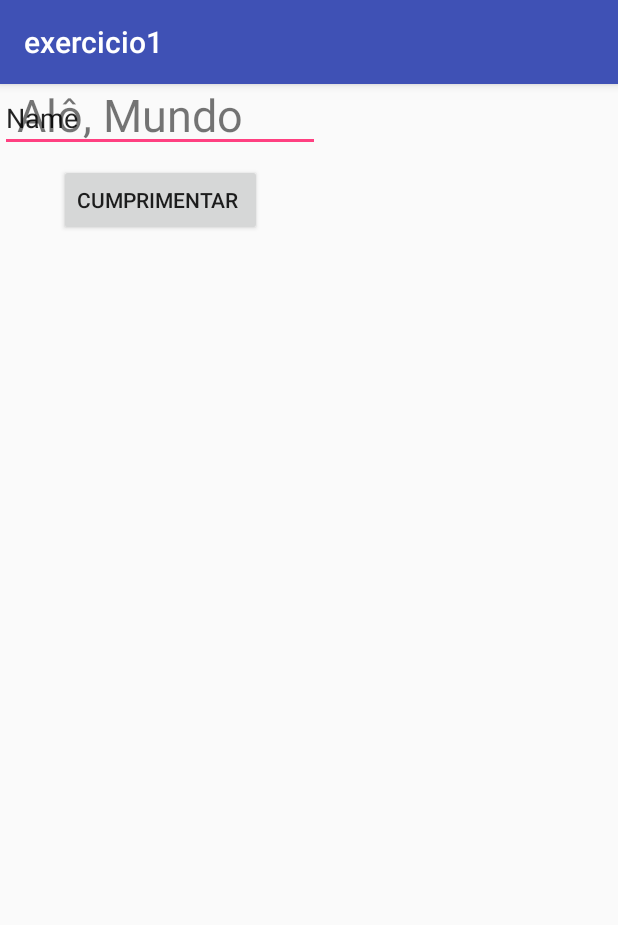
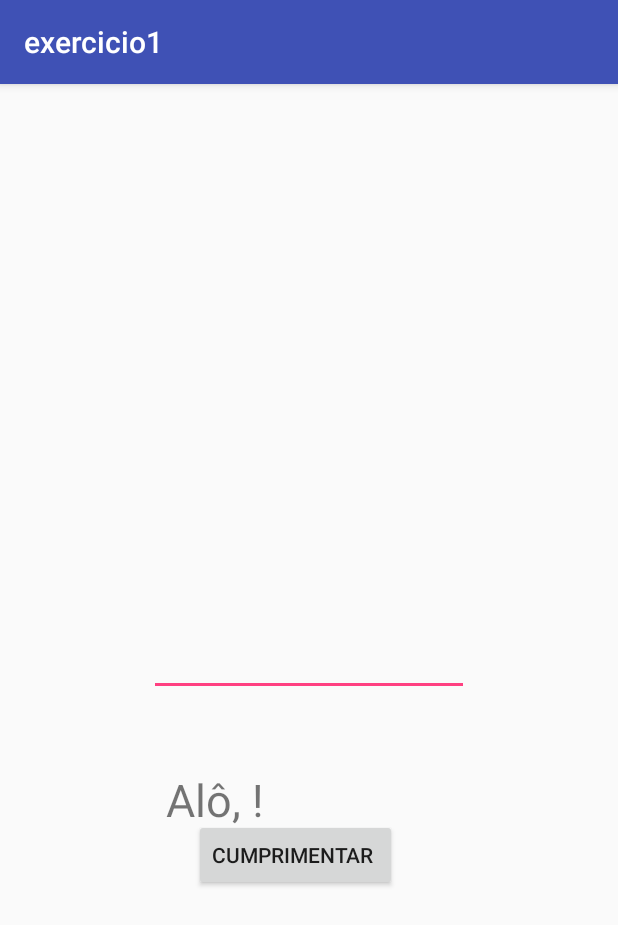
Before and after one commit to matc89-20192/android-ex1-drickchote, an Android app: the screen it shows after launch (MainActivity), after a tap on "CUMPRIMENTAR", on a phone screen of 412 x 824 dp. Shown: the top 925 px of the screen. Run offline under Robolectric (Android 15) with nearby library versions, the phone set to English and light mode, and no system bars.

Commit message:
Tudo de vez =D

```diff
--- a/app/src/main/java/matc89/exercicio1/MainActivity.java
+++ b/app/src/main/java/matc89/exercicio1/MainActivity.java
@@ -2,6 +2,7 @@ package matc89.exercicio1;
 
 import android.support.v7.app.AppCompatActivity;
 import android.os.Bundle;
+import android.util.Log;
 import android.view.View;
 import android.widget.Button;
 import android.widget.EditText;
@@ -9,22 +10,32 @@ import android.widget.TextView;
 
 public class MainActivity extends AppCompatActivity {
     private Button button;
-    private EditText editText;
-    private TextView textView;
-    TextView label;
-    EditText mensagem;
+    private EditText input;
+    private TextView label;
 
     @Override
-    protected void onCreate(Bundle savedInstanceState) {
+    public void onCreate(Bundle savedInstanceState) {
         super.onCreate(savedInstanceState);
         setContentView(R.layout.activity_main);
         this.label = (TextView)findViewById(R.id.labelMensagem);
-        this.mensagem = (EditText)findViewById(R.id.editNome);
+        this.input = (EditText)findViewById(R.id.editNome);
     }
 
-    protected void onPress(View minhaView){
+    public void onPress(View minhaView){
+        this.label.setText("Alô, "+this.input.getText()+"!");
+    }
 
+    @Override
+    public void onSaveInstanceState(Bundle outState) {
+        super.onSaveInstanceState(outState);
+        outState.putString("inputText", this.input.getText().toString());
+        outState.putString("labelText", (String) this.label.getText().toString());
+    }
 
+    @Override
+    public void onRestoreInstanceState(Bundle savedInstanceState){
 
+        this.input.setText(savedInstanceState.getString("inputText"));
+        this.label.setText(savedInstanceState.getString("labelText"));
     }
 }
--- a/app/src/main/res/layout/activity_main.xml
+++ b/app/src/main/res/layout/activity_main.xml
@@ -11,9 +11,16 @@
         android:layout_height="wrap_content"
         android:ems="10"
         android:inputType="textPersonName"
-        android:text="Name"
-        tools:layout_editor_absoluteX="94dp"
-        tools:layout_editor_absoluteY="234dp" />
+        android:text=""
+        app:layout_constraintTop_toTopOf="parent"
+        android:layout_marginTop="8dp"
+        app:layout_constraintBottom_toBottomOf="parent"
+        android:layout_marginBottom="8dp"
+        android:layout_marginLeft="8dp"
+        app:layout_constraintVertical_bias="0.502"
+        app:layout_constraintLeft_toLeftOf="parent"
+        android:layout_marginRight="8dp"
+        app:layout_constraintRight_toRightOf="parent" />
 
     <Button
         android:id="@+id/btnCumprimentar"
@@ -21,12 +28,13 @@
         android:layout_height="wrap_content"
         android:layout_marginLeft="8dp"
         android:layout_marginRight="8dp"
-        android:layout_marginTop="8dp"
+        android:layout_marginTop="82dp"
         android:onClick="onPress"
         android:text="Cumprimentar "
         app:layout_constraintLeft_toLeftOf="@+id/editNome"
         app:layout_constraintRight_toRightOf="@+id/editNome"
-        app:layout_constraintTop_toBottomOf="@+id/editNome" />
+        app:layout_constraintTop_toBottomOf="@+id/editNome"
+        app:layout_constraintHorizontal_bias="0.354" />
 
     <TextView
         android:id="@+id/labelMensagem"
@@ -34,10 +42,14 @@
         android:layout_height="44dp"
         android:layout_marginLeft="8dp"
         android:layout_marginRight="8dp"
-        android:text="Alô, Mundo"
+        android:text="Alô, Mundo!"
         android:textSize="30sp"
         app:layout_constraintLeft_toLeftOf="@+id/editNome"
         app:layout_constraintRight_toRightOf="@+id/editNome"
-        tools:layout_editor_absoluteY="168dp"
-        app:layout_constraintHorizontal_bias="0.507" />
+        app:layout_constraintTop_toTopOf="parent"
+        android:layout_marginTop="8dp"
+        app:layout_constraintBottom_toBottomOf="parent"
+        android:layout_marginBottom="8dp"
+        app:layout_constraintHorizontal_bias="0.581"
+        app:layout_constraintVertical_bias="0.634" />
 </android.support.constraint.ConstraintLayout>
```
